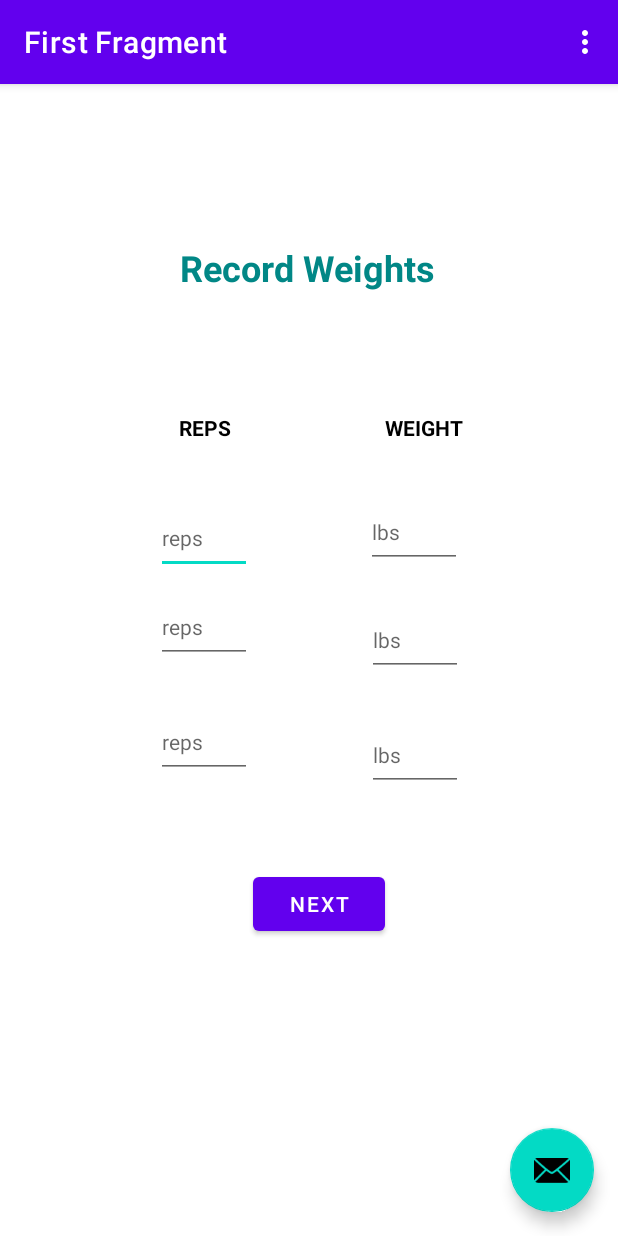
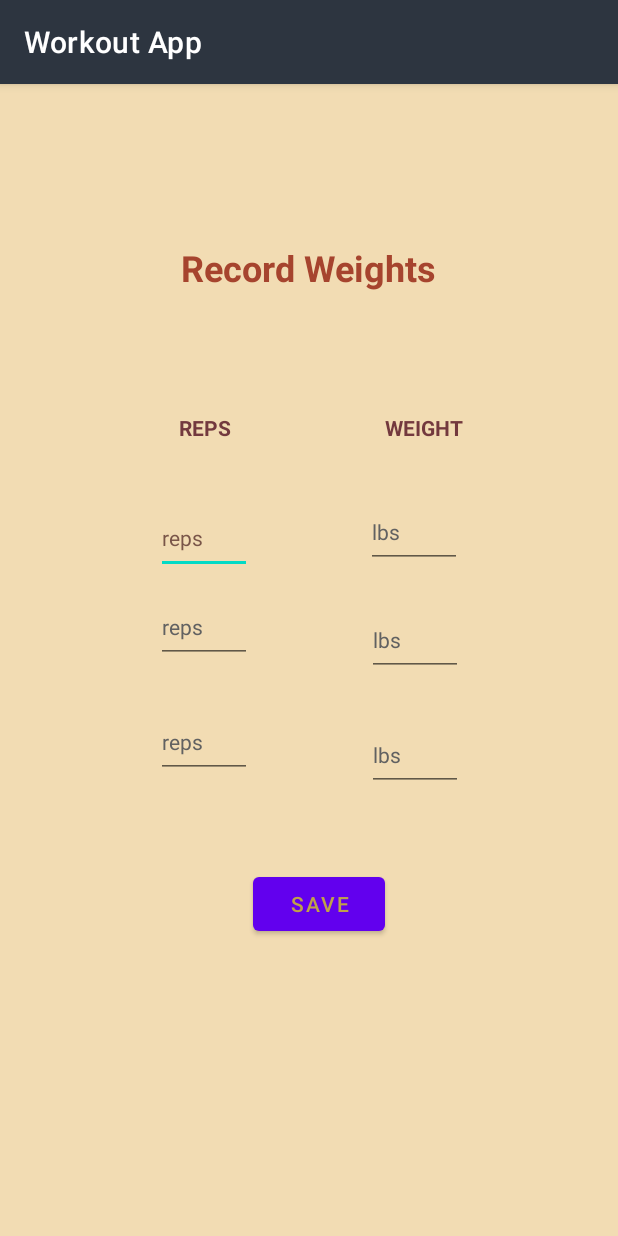
Before and after one commit to jakesoulier/mobileApp, an Android app: the screen it shows after launch (MainActivity), on a phone screen of 412 x 824 dp. Run offline under Robolectric (Android 15) with nearby library versions, the phone set to English and light mode, and no system bars; our stand-ins replace navigation-ui.

Commit message:
colorChanges

```diff
--- a/app/src/main/java/com/example/cmon/MainActivity.kt
+++ b/app/src/main/java/com/example/cmon/MainActivity.kt
@@ -9,12 +9,20 @@ import androidx.navigation.ui.navigateUp
 import androidx.navigation.ui.setupActionBarWithNavController
 import android.view.Menu
 import android.view.MenuItem
+import android.widget.EditText
 import com.example.cmon.databinding.ActivityMainBinding
 
 class MainActivity : AppCompatActivity() {
 
+
+//    val weightInput;
+
+//    EditText editTextNumber2;
+
     private lateinit var appBarConfiguration: AppBarConfiguration
     private lateinit var binding: ActivityMainBinding
+
+
 
     override fun onCreate(savedInstanceState: Bundle?) {
         super.onCreate(savedInstanceState)
@@ -28,31 +36,34 @@ class MainActivity : AppCompatActivity() {
         appBarConfiguration = AppBarConfiguration(navController.graph)
         setupActionBarWithNavController(navController, appBarConfiguration)
 
-        binding.fab.setOnClickListener { view ->
-            Snackbar.make(view, "Replace with your own action", Snackbar.LENGTH_LONG)
-                .setAction("Action", null).show()
-        }
+//        binding.fab.setOnClickListener { view ->
+//            Snackbar.make(view, "Replace with your own action", Snackbar.LENGTH_LONG)
+//                .setAction("Action", null).show()
+//        }
+
+//        weightInput = findViewById(R.id.editTextNumber2);
+
     }
 
-    override fun onCreateOptionsMenu(menu: Menu): Boolean {
-        // Inflate the menu; this adds items to the action bar if it is present.
-        menuInflater.inflate(R.menu.menu_main, menu)
-        return true
-    }
-
-    override fun onOptionsItemSelected(item: MenuItem): Boolean {
-        // Handle action bar item clicks here. The action bar will
-        // automatically handle clicks on the Home/Up button, so long
-        // as you specify a parent activity in AndroidManifest.xml.
-        return when (item.itemId) {
-            R.id.action_settings -> true
-            else -> super.onOptionsItemSelected(item)
-        }
-    }
-
-    override fun onSupportNavigateUp(): Boolean {
-        val navController = findNavController(R.id.nav_host_fragment_content_main)
-        return navController.navigateUp(appBarConfiguration)
-                || super.onSupportNavigateUp()
-    }
+//    override fun onCreateOptionsMenu(menu: Menu): Boolean {
+//        // Inflate the menu; this adds items to the action bar if it is present.
+//        menuInflater.inflate(R.menu.menu_main, menu)
+//        return true
+//    }
+//
+//    override fun onOptionsItemSelected(item: MenuItem): Boolean {
+//        // Handle action bar item clicks here. The action bar will
+//        // automatically handle clicks on the Home/Up button, so long
+//        // as you specify a parent activity in AndroidManifest.xml.
+//        return when (item.itemId) {
+//            R.id.action_settings -> true
+//            else -> super.onOptionsItemSelected(item)
+//        }
+//    }
+//
+//    override fun onSupportNavigateUp(): Boolean {
+//        val navController = findNavController(R.id.nav_host_fragment_content_main)
+//        return navController.navigateUp(appBarConfiguration)
+//                || super.onSupportNavigateUp()
+//    }
 }
--- a/app/src/main/res/layout/activity_main.xml
+++ b/app/src/main/res/layout/activity_main.xml
@@ -15,20 +15,11 @@
             android:id="@+id/toolbar"
             android:layout_width="match_parent"
             android:layout_height="?attr/actionBarSize"
-            android:background="?attr/colorPrimary"
+            android:background="@color/matte_black"
             app:popupTheme="@style/Theme.Cmon.PopupOverlay" />
 
     </com.google.android.material.appbar.AppBarLayout>
 
     <include layout="@layout/content_main" />
 
-    <com.google.android.material.floatingactionbutton.FloatingActionButton
-        android:id="@+id/fab"
-        android:layout_width="wrap_content"
-        android:layout_height="wrap_content"
-        android:layout_gravity="bottom|end"
-        android:layout_marginEnd="@dimen/fab_margin"
-        android:layout_marginBottom="16dp"
-        app:srcCompat="@android:drawable/ic_dialog_email" />
-
 </androidx.coordinatorlayout.widget.CoordinatorLayout>
--- a/app/src/main/res/layout/fragment_first.xml
+++ b/app/src/main/res/layout/fragment_first.xml
@@ -4,14 +4,16 @@
     xmlns:tools="http://schemas.android.com/tools"
     android:layout_width="match_parent"
     android:layout_height="match_parent"
-    tools:context=".FirstFragment">
+    tools:context=".FirstFragment"
+    android:background="@color/cream">
 
     <TextView
-        android:id="@+id/textview_first"
+        android:id="@+id/titleRecord"
         android:layout_width="wrap_content"
         android:layout_height="wrap_content"
         android:text="@string/hello_first_fragment"
-        android:textColor="@color/teal_700"
+        android:textAlignment="viewEnd"
+        android:textColor="@color/dark_orange"
         android:textSize="24sp"
         android:textStyle="bold"
         app:layout_constraintBottom_toBottomOf="parent"
@@ -27,123 +29,139 @@
         android:layout_height="wrap_content"
         android:layout_marginTop="384dp"
         android:text="@string/next"
+        android:textColor="@color/vomit_yellow"
+
+        app:iconTint="@color/black"
         app:layout_constraintEnd_toEndOf="parent"
         app:layout_constraintHorizontal_bias="0.52"
         app:layout_constraintStart_toStartOf="parent"
-        app:layout_constraintTop_toBottomOf="@+id/textview_first" />
+        app:layout_constraintTop_toBottomOf="@+id/titleRecord" />
 
     <TextView
         android:id="@+id/repTitle"
         android:layout_width="wrap_content"
         android:layout_height="wrap_content"
         android:layout_marginStart="16dp"
-        android:text="REPS"
-        android:textColor="@color/black"
+        android:text="@string/repTitle"
+        android:textColor="@color/warm_brown"
         android:textStyle="bold"
         app:layout_constraintBottom_toBottomOf="parent"
         app:layout_constraintEnd_toStartOf="@+id/weigthTitle"
         app:layout_constraintHorizontal_bias="0.0"
         app:layout_constraintStart_toStartOf="parent"
-        app:layout_constraintTop_toBottomOf="@+id/textview_first"
+        app:layout_constraintTop_toBottomOf="@+id/titleRecord"
         app:layout_constraintVertical_bias="0.132" />
 
     <TextView
         android:id="@+id/weigthTitle"
         android:layout_width="wrap_content"
         android:layout_height="wrap_content"
-        android:text="WEIGHT"
-        android:textColor="@color/black"
+        android:text="@string/weightTitle"
+        android:textColor="@color/warm_brown"
         android:textStyle="bold"
         app:layout_constraintBottom_toBottomOf="parent"
         app:layout_constraintEnd_toEndOf="parent"
         app:layout_constraintStart_toEndOf="@+id/repTitle"
-        app:layout_constraintTop_toBottomOf="@+id/textview_first"
+        app:layout_constraintTop_toBottomOf="@+id/titleRecord"
         app:layout_constraintVertical_bias="0.132" />
 
     <EditText
-        android:id="@+id/editTextNumber2"
+        android:id="@+id/repInput1"
         android:layout_width="64dp"
         android:layout_height="48dp"
         android:layout_marginStart="104dp"
         android:layout_marginTop="40dp"
         android:ems="10"
-        android:hint="reps"
+        android:hint="@string/repPlaceholder"
         android:inputType="number"
+        android:textColor="@color/warm_brown"
+
+        android:textColorHint="#795548"
         android:textSize="14sp"
         app:layout_constraintStart_toStartOf="parent"
         app:layout_constraintTop_toBottomOf="@+id/repTitle" />
 
     <EditText
-        android:id="@+id/editTextNumber4"
+        android:id="@+id/repInput3"
         android:layout_width="64dp"
         android:layout_height="48dp"
         android:layout_marginStart="104dp"
         android:layout_marginBottom="60dp"
         android:ems="10"
-        android:hint="reps"
+        android:hint="@string/repPlaceholder"
         android:inputType="number"
+        android:textColor="@color/warm_brown"
+        android:textColorHint="#616161"
         android:textSize="14sp"
         app:layout_constraintBottom_toTopOf="@+id/button_first"
         app:layout_constraintStart_toStartOf="parent" />
 
     <EditText
-        android:id="@+id/editTextNumber5"
+        android:id="@+id/repInput2"
         android:layout_width="64dp"
         android:layout_height="48dp"
         android:layout_marginStart="104dp"
         android:layout_marginBottom="24dp"
         android:ems="10"
-        android:hint="reps"
+        android:hint="@string/repPlaceholder"
         android:inputType="number"
+        android:textColor="@color/warm_brown"
+        android:textColorHint="#616161"
         android:textSize="14sp"
-        app:layout_constraintBottom_toTopOf="@+id/editTextNumber4"
+        app:layout_constraintBottom_toTopOf="@+id/repInput3"
         app:layout_constraintStart_toStartOf="parent"
-        app:layout_constraintTop_toBottomOf="@+id/editTextNumber2"
+        app:layout_constraintTop_toBottomOf="@+id/repInput1"
         app:layout_constraintVertical_bias="0.714" />
 
     <EditText
-        android:id="@+id/editTextNumber6"
+        android:id="@+id/weightInput1"
         android:layout_width="64dp"
         android:layout_height="48dp"
         android:layout_marginTop="36dp"
         android:ems="10"
-        android:hint="lbs"
+        android:hint="@string/wgPlaceholder"
         android:inputType="number"
+        android:textColor="@color/warm_brown"
+        android:textColorHint="#616161"
         android:textSize="14sp"
         app:layout_constraintEnd_toEndOf="parent"
         app:layout_constraintHorizontal_bias="0.424"
-        app:layout_constraintStart_toEndOf="@+id/editTextNumber2"
+        app:layout_constraintStart_toEndOf="@+id/repInput1"
         app:layout_constraintTop_toBottomOf="@+id/weigthTitle" />
 
     <EditText
-        android:id="@+id/editTextNumber8"
+        android:id="@+id/weightInput2"
         android:layout_width="64dp"
         android:layout_height="48dp"
         android:layout_marginTop="24dp"
         android:layout_marginEnd="100dp"
         android:ems="10"
-        android:hint="lbs"
+        android:hint="@string/wgPlaceholder"
         android:inputType="number"
+        android:textColor="@color/warm_brown"
+        android:textColorHint="#616161"
         android:textSize="14sp"
         app:layout_constraintEnd_toEndOf="parent"
         app:layout_constraintHorizontal_bias="0.962"
-        app:layout_constraintStart_toEndOf="@+id/editTextNumber5"
-        app:layout_constraintTop_toBottomOf="@+id/editTextNumber6" />
+        app:layout_constraintStart_toEndOf="@+id/repInput2"
+        app:layout_constraintTop_toBottomOf="@+id/weightInput1" />
 
     <EditText
-        android:id="@+id/editTextNumber9"
+        android:id="@+id/weightInput3"
         android:layout_width="64dp"
         android:layout_height="48dp"
         android:layout_marginEnd="100dp"
         android:ems="10"
-        android:hint="lbs"
+        android:hint="@string/wgPlaceholder"
         android:inputType="number"
+        android:textColor="@color/warm_brown"
+        android:textColorHint="#616161"
         android:textSize="14sp"
         app:layout_constraintBottom_toTopOf="@+id/button_first"
         app:layout_constraintEnd_toEndOf="parent"
         app:layout_constraintHorizontal_bias="0.962"
-        app:layout_constraintStart_toEndOf="@+id/editTextNumber4"
-        app:layout_constraintTop_toBottomOf="@+id/editTextNumber8"
+        app:layout_constraintStart_toEndOf="@+id/repInput3"
+        app:layout_constraintTop_toBottomOf="@+id/weightInput2"
         app:layout_constraintVertical_bias="0.357" />
 
 
--- a/app/src/main/res/layout/fragment_second.xml
+++ b/app/src/main/res/layout/fragment_second.xml
@@ -24,4 +24,14 @@
         app:layout_constraintEnd_toEndOf="parent"
         app:layout_constraintStart_toStartOf="parent"
         app:layout_constraintTop_toBottomOf="@id/textview_second" />
+
+    <TextView
+        android:id="@+id/textView"
+        android:layout_width="wrap_content"
+        android:layout_height="wrap_content"
+        android:text="@string/repResults"
+        app:layout_constraintBottom_toTopOf="@+id/button_second"
+        app:layout_constraintEnd_toEndOf="parent"
+        app:layout_constraintStart_toStartOf="parent"
+        app:layout_constraintTop_toTopOf="parent" />
 </androidx.constraintlayout.widget.ConstraintLayout>
--- a/app/src/main/res/values/colors.xml
+++ b/app/src/main/res/values/colors.xml
@@ -7,4 +7,9 @@
     <color name="teal_700">#FF018786</color>
     <color name="black">#FF000000</color>
     <color name="white">#FFFFFFFF</color>
+    <color name="warm_brown">#73393E</color>
+    <color name="matte_black">#2D3540</color>
+    <color name="vomit_yellow">#BFA249</color>
+    <color name="cream">#F2DCB3</color>
+    <color name="dark_orange">#A6442E</color>
 </resources>
--- a/app/src/main/res/values/strings.xml
+++ b/app/src/main/res/values/strings.xml
@@ -2,11 +2,15 @@
     <string name="app_name">cmon</string>
     <string name="action_settings">Settings</string>
     <!-- Strings used for fragments for navigation -->
-    <string name="first_fragment_label">First Fragment</string>
-    <string name="second_fragment_label">Second Fragment</string>
-    <string name="next">Next</string>
+    <string name="first_fragment_label">Workout App</string>
+    <string name="second_fragment_label">Results</string>
+    <string name="next">Save</string>
     <string name="previous">Previous</string>
-
+    <string name="repResults">goodwork!</string>
     <string name="hello_first_fragment">Record Weights</string>
     <string name="second_fragment_reps">Repetitions</string>
+    <string name="weightTitle">WEIGHT</string>
+    <string name="repTitle">REPS</string>
+    <string name="repPlaceholder">reps</string>
+    <string name="wgPlaceholder">lbs</string>
 </resources>
--- a/app/src/main/res/values/themes.xml
+++ b/app/src/main/res/values/themes.xml
@@ -4,7 +4,7 @@
         <!-- Primary brand color. -->
         <item name="colorPrimary">@color/purple_500</item>
         <item name="colorPrimaryVariant">@color/purple_700</item>
-        <item name="colorOnPrimary">@color/white</item>
+        <item name="colorOnPrimary">@color/cream</item>
         <!-- Secondary brand color. -->
         <item name="colorSecondary">@color/teal_200</item>
         <item name="colorSecondaryVariant">@color/teal_700</item>
```
